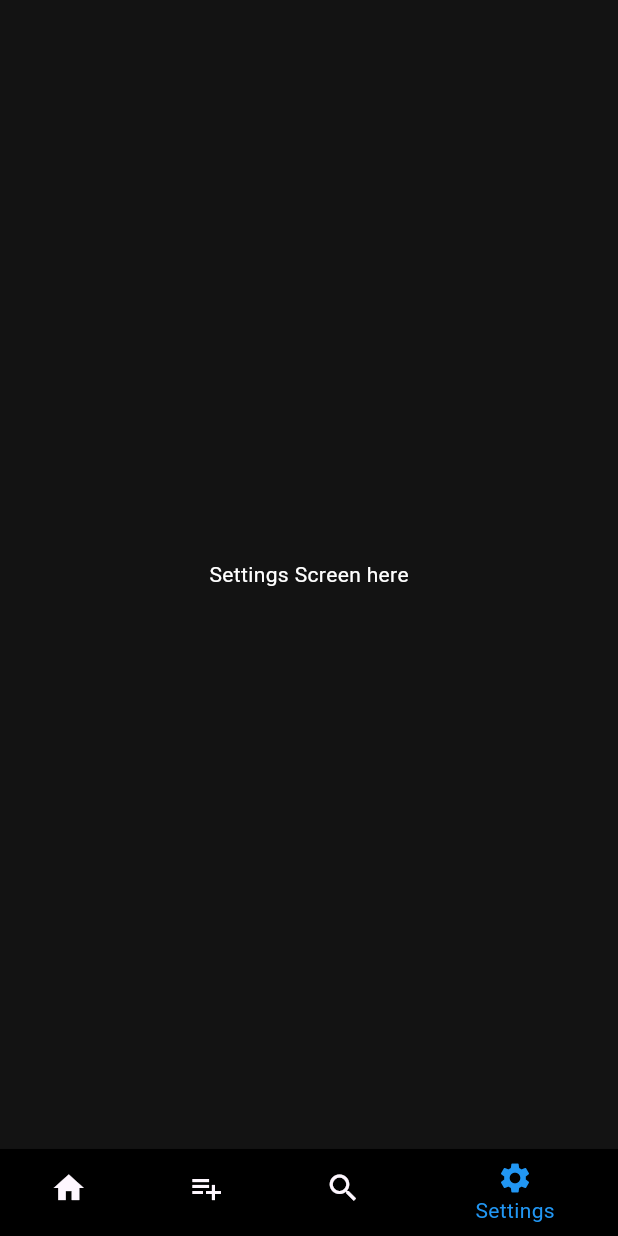
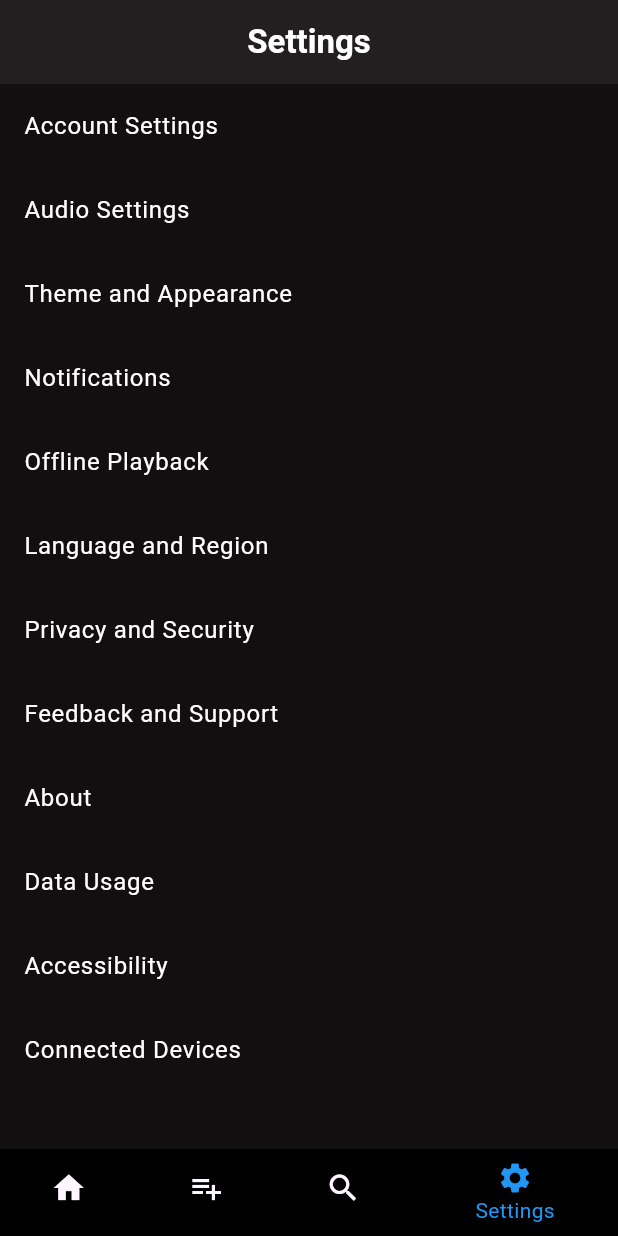
Before and after one commit to MidhunNk/MusicApp, a Flutter app: the screen it shows after launch, item 4 of the bottom bar chosen, on a phone screen of 412 x 824 dp. Run offline on Flutter 3.47's test engine with Material 3 defaults, Android fonts, the light colour scheme and no system bars.

Commit message:
setting screen

```diff
--- a/lib/Screens/authenticate/authenticate.dart
+++ b/lib/Screens/authenticate/authenticate.dart
@@ -11,7 +11,7 @@ class _AuthenticateState extends State<Authenticate> {
   @override
   Widget build(BuildContext context) {
     return Container(
-      child: Text('Authenticate'),
+      child:const Text('Authenticate'),
     );
   }
 }
--- a/lib/Screens/basicScreen/HomeScreen.dart
+++ b/lib/Screens/basicScreen/HomeScreen.dart
@@ -14,10 +14,10 @@ class HomeScreen extends StatefulWidget {
 class _HomeScreenState extends State<HomeScreen> {
   int _currentindex = 0;
   final _page = [
-    MainScreen(),
-    PlaylistScreen(),
-    SearchScreen(),
-    PersonScreen(),
+    const MainScreen(),
+    const PlaylistScreen(),
+    const SearchScreen(),
+    const PersonScreen(),
   ];
   @override
   Widget build(BuildContext context) {
--- a/lib/Screens/homescreen/settingScreen.dart
+++ b/lib/Screens/homescreen/settingScreen.dart
@@ -5,11 +5,96 @@ class PersonScreen extends StatelessWidget {
 
   @override
   Widget build(BuildContext context) {
-    return Center(
-      child: Container(
-        child: const Text("Settings Screen here",style: TextStyle(
-        color: Colors.white
-      ),),
+    return Scaffold(
+                      backgroundColor:const Color.fromARGB(255, 17, 15, 15),
+
+      appBar: AppBar(
+            backgroundColor:const Color.fromARGB(255, 33, 31, 31),
+        title: const Text(
+          'Settings',
+          style: TextStyle(
+            color:  Color.fromARGB(255, 255, 255, 255), // Set text color to white
+            fontWeight: FontWeight.bold, // Optional: Adjust font weight
+          ),
+        ),
+        automaticallyImplyLeading: false, // Optional: Remove back button
+        centerTitle: true, // Set this to false to manually center the title
+      ),
+      body: ListView(
+        children: <Widget>[
+          ListTile(
+            title:const Text('Account Settings',style: TextStyle(color: Colors.white),),
+            onTap: () {
+              // Handle account settings
+            },
+          ),
+          ListTile(
+            title:const Text('Audio Settings',style: TextStyle(color: Colors.white),),
+            onTap: () {
+              // Handle audio settings
+            },
+          ),
+          ListTile(
+            title:const Text('Theme and Appearance',style: TextStyle(color: Colors.white),),
+            onTap: () {
+              // Handle theme and appearance settings
+            },
+          ),
+          ListTile(
+            title:const Text('Notifications',style: TextStyle(color: Colors.white),),
+            onTap: () {
+              // Handle notification settings
+            },
+          ),
+          ListTile(
+            title:const Text('Offline Playback',style: TextStyle(color: Colors.white),),
+            onTap: () {
+              // Handle offline playback settings
+            },
+          ),
+          ListTile(
+            title:const Text('Language and Region',style: TextStyle(color: Colors.white),),
+            onTap: () {
+              // Handle language and region settings
+            },
+          ),
+          ListTile(
+            title:const Text('Privacy and Security',style: TextStyle(color: Colors.white),),
+            onTap: () {
+              // Handle privacy and security settings
+            },
+          ),
+          ListTile(
+            title:const Text('Feedback and Support',style: TextStyle(color: Colors.white),),
+            onTap: () {
+              // Handle feedback and support settings
+            },
+          ),
+          ListTile(
+            title:const Text('About',style: TextStyle(color: Colors.white),),
+            onTap: () {
+              // Handle about settings
+            },
+          ),
+          ListTile(
+            title:const Text('Data Usage',style: TextStyle(color: Colors.white),),
+            onTap: () {
+              // Handle data usage settings
+            },
+          ),
+          ListTile(
+            title:const Text('Accessibility',style: TextStyle(color: Colors.white),),
+            onTap: () {
+              // Handle accessibility settings
+            },
+          ),
+          ListTile(
+            title:const Text('Connected Devices',style: TextStyle(color: Colors.white),),
+            onTap: () {
+              // Handle connected devices settings
+            },
+          ),
+        ],
       ),
     );
   }
```
